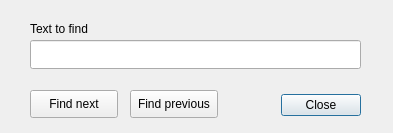
The window that cogstat/ui/find_text.ui (cogstat/cogstat) describes before a commit, drawn with Qt 5.
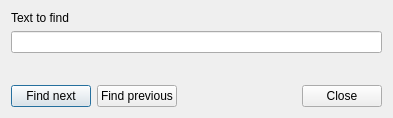
The same window after the commit.

Commit message: use layout manager for dialogs fixes #159

```diff
--- a/cogstat/ui/find_text.ui
+++ b/cogstat/ui/find_text.ui
@@ -7,98 +7,85 @@
     <x>0</x>
     <y>0</y>
     <width>393</width>
-    <height>133</height>
+    <height>118</height>
    </rect>
   </property>
-  <property name="sizePolicy">
-   <sizepolicy hsizetype="Fixed" vsizetype="Fixed">
-    <horstretch>0</horstretch>
-    <verstretch>0</verstretch>
-   </sizepolicy>
-  </property>
-  <property name="minimumSize">
-   <size>
-    <width>393</width>
-    <height>133</height>
-   </size>
-  </property>
-  <property name="maximumSize">
-   <size>
-    <width>393</width>
-    <height>133</height>
-   </size>
-  </property>
   <property name="windowTitle">
    <string>Find text</string>
   </property>
-  <widget class="QDialogButtonBox" name="buttonBox">
-   <property name="geometry">
-    <rect>
-     <x>20</x>
-     <y>90</y>
-     <width>341</width>
-     <height>31</height>
-    </rect>
-   </property>
-   <property name="orientation">
-    <enum>Qt::Horizontal</enum>
-   </property>
-   <property name="standardButtons">
-    <set>QDialogButtonBox::Close</set>
-   </property>
-   <property name="centerButtons">
-    <bool>false</bool>
-   </property>
-  </widget>
-  <widget class="QLineEdit" name="lineEdit">
-   <property name="geometry">
-    <rect>
-     <x>30</x>
-     <y>40</y>
-     <width>331</width>
-     <height>29</height>
-    </rect>
-   </property>
-  </widget>
-  <widget class="QLabel" name="label">
-   <property name="geometry">
-    <rect>
-     <x>30</x>
-     <y>20</y>
-     <width>331</width>
-     <height>17</height>
-    </rect>
-   </property>
-   <property name="text">
-    <string>Text to find</string>
-   </property>
-  </widget>
-  <widget class="QPushButton" name="pushButton_next">
-   <property name="geometry">
-    <rect>
-     <x>30</x>
-     <y>90</y>
-     <width>88</width>
-     <height>28</height>
-    </rect>
-   </property>
-   <property name="text">
-    <string>Find next</string>
-   </property>
-  </widget>
-  <widget class="QPushButton" name="pushButton_previous">
-   <property name="geometry">
-    <rect>
-     <x>130</x>
-     <y>90</y>
-     <width>88</width>
-     <height>28</height>
-    </rect>
-   </property>
-   <property name="text">
-    <string>Find previous</string>
-   </property>
-  </widget>
+  <layout class="QGridLayout" name="gridLayout">
+   <item row="0" column="0">
+    <layout class="QVBoxLayout" name="verticalLayout">
+     <item>
+      <widget class="QLabel" name="label">
+       <property name="text">
+        <string>Text to find</string>
+       </property>
+      </widget>
+     </item>
+     <item>
+      <widget class="QLineEdit" name="lineEdit"/>
+     </item>
+     <item>
+      <spacer name="verticalSpacer">
+       <property name="orientation">
+        <enum>Qt::Vertical</enum>
+       </property>
+       <property name="sizeHint" stdset="0">
+        <size>
+         <width>20</width>
+         <height>40</height>
+        </size>
+       </property>
+      </spacer>
+     </item>
+    </layout>
+   </item>
+   <item row="1" column="0">
+    <layout class="QHBoxLayout" name="horizontalLayout">
+     <item>
+      <widget class="QPushButton" name="pushButton_next">
+       <property name="text">
+        <string>Find next</string>
+       </property>
+      </widget>
+     </item>
+     <item>
+      <widget class="QPushButton" name="pushButton_previous">
+       <property name="text">
+        <string>Find previous</string>
+       </property>
+      </widget>
+     </item>
+     <item>
+      <spacer name="horizontalSpacer">
+       <property name="orientation">
+        <enum>Qt::Horizontal</enum>
+       </property>
+       <property name="sizeHint" stdset="0">
+        <size>
+         <width>40</width>
+         <height>20</height>
+        </size>
+       </property>
+      </spacer>
+     </item>
+     <item>
+      <widget class="QDialogButtonBox" name="buttonBox">
+       <property name="orientation">
+        <enum>Qt::Horizontal</enum>
+       </property>
+       <property name="standardButtons">
+        <set>QDialogButtonBox::Close</set>
+       </property>
+       <property name="centerButtons">
+        <bool>false</bool>
+       </property>
+      </widget>
+     </item>
+    </layout>
+   </item>
+  </layout>
  </widget>
  <tabstops>
   <tabstop>lineEdit</tabstop>
```
The commit also changes 27 other files.
